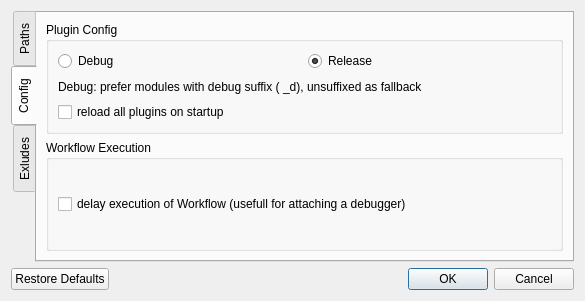
Old version of the form src/OptionsDialog.ui in the repository flowexpert/charon.
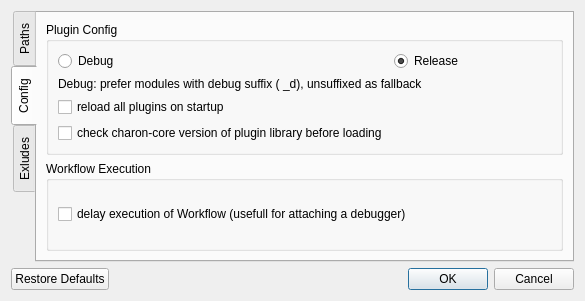
New version of the form. Custom widgets are drawn as their Qt base class.

Commit message: added option to switch version check in charon-core PluginManager on/off (as of charon-core R215)

Diff of the .ui file:
```diff
--- a/src/OptionsDialog.ui
+++ b/src/OptionsDialog.ui
@@ -175,6 +175,13 @@
             </property>
            </widget>
           </item>
+          <item row="4" column="0">
+           <widget class="QCheckBox" name="checkIgnoreVersion">
+            <property name="text">
+             <string>check charon-core version of plugin library before loading</string>
+            </property>
+           </widget>
+          </item>
          </layout>
         </widget>
        </item>
```
The commit also changes 2 other files.
